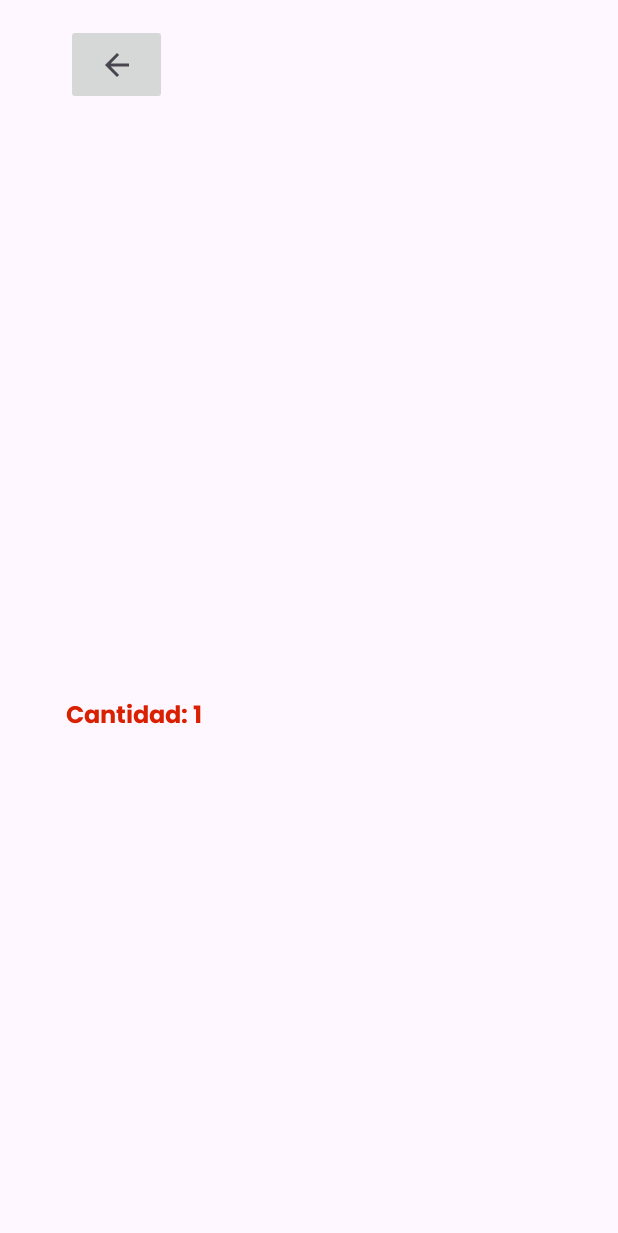
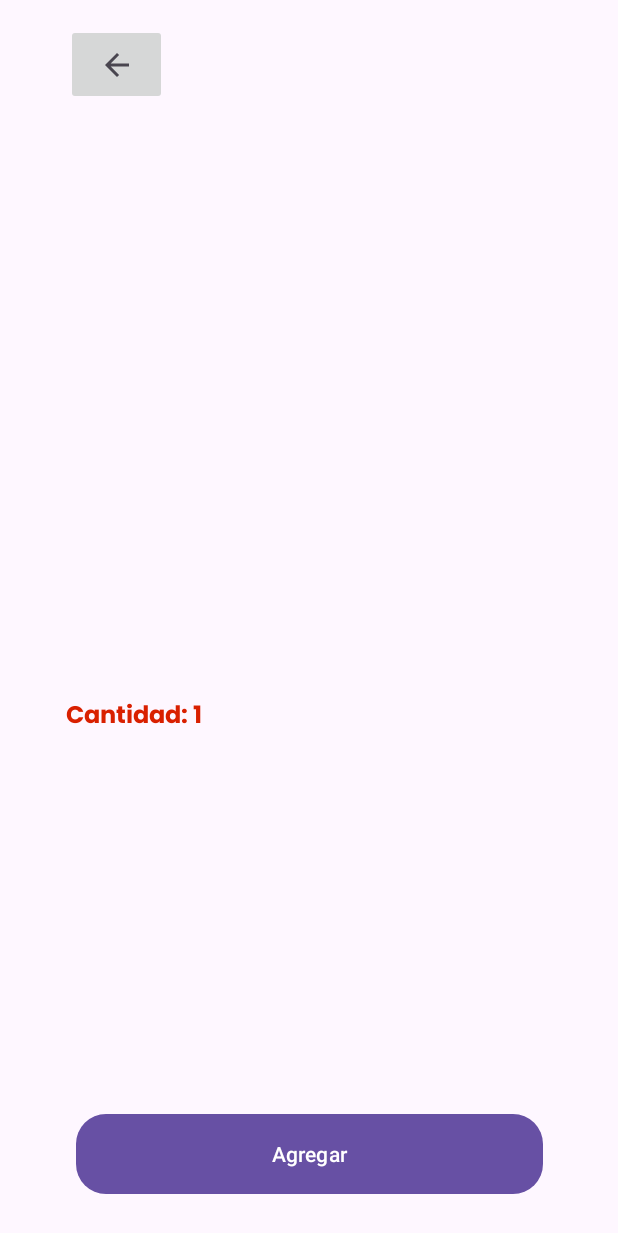
Before and after one commit to GamerMaik/Lista_de_Productos_Kotlin_Nativo, an Android app: the ProductDetailActivity screen opened directly, with no data from a screen before it, on a phone screen of 412 x 824 dp. Shown: the top 1233 px of the screen. Run offline under Robolectric (Android 15) with nearby library versions, the phone set to English and light mode, and no system bars.

```diff
--- a/app/build.gradle
+++ b/app/build.gradle
@@ -44,6 +44,5 @@ dependencies {
     testImplementation 'junit:junit:4.13.2'
     androidTestImplementation 'androidx.test.ext:junit:1.1.5'
     androidTestImplementation 'androidx.test.espresso:espresso-core:3.5.1'
-
     implementation 'androidx.lifecycle:lifecycle-runtime-ktx:2.4.0'
 }
--- /dev/null
+++ b/app/src/main/res/drawable/rounded_button_background.xml
@@ -0,0 +1,4 @@
+<shape xmlns:android="http://schemas.android.com/apk/res/android">
+    <corners android:radius="20dp" />
+    <solid android:color="@color/buttons" />
+</shape>
--- a/app/src/main/res/layout/activity_product_detail.xml
+++ b/app/src/main/res/layout/activity_product_detail.xml
@@ -29,7 +29,7 @@
         android:textSize="24sp"
         android:textStyle="bold"
         app:layout_constraintEnd_toEndOf="parent"
-        app:layout_constraintHorizontal_bias="0.248"
+        app:layout_constraintHorizontal_bias="0.204"
         app:layout_constraintStart_toStartOf="parent"
         app:layout_constraintTop_toBottomOf="@+id/ImgProduct" />
 
@@ -75,4 +75,15 @@
         app:layout_constraintTop_toTopOf="parent"
         app:srcCompat="?attr/actionModeCloseDrawable" />
 
+    <Button
+        android:id="@+id/button"
+        android:layout_width="311dp"
+        android:layout_height="53dp"
+        android:layout_marginBottom="28dp"
+        android:text="Agregar"
+        app:layout_constraintBottom_toBottomOf="parent"
+        app:layout_constraintEnd_toEndOf="parent"
+        app:layout_constraintStart_toStartOf="parent"
+        android:background="@drawable/rounded_button_background"/>
+
 </androidx.constraintlayout.widget.ConstraintLayout>
--- a/app/src/main/res/values/colors.xml
+++ b/app/src/main/res/values/colors.xml
@@ -2,4 +2,6 @@
 <resources>
     <color name="black">#FF000000</color>
     <color name="white">#FFFFFFFF</color>
+
+    <color name="buttons">#d92000</color>
 </resources>
```
